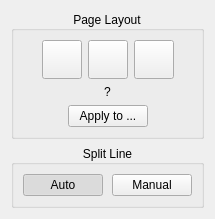
First picture: the form in src/core/filters/page_split/OptionsWidget.ui, repository karnigen/scantailor-advanced, before the edit.
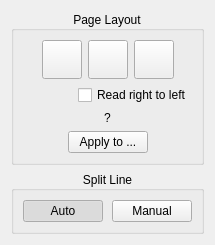
Second picture: the form after the edit. Icons and pictures are not drawn. Custom widgets are drawn as their Qt base class.

Patch:
```diff
--- a/src/core/filters/page_split/OptionsWidget.ui
+++ b/src/core/filters/page_split/OptionsWidget.ui
@@ -137,6 +137,19 @@
         </item>
        </layout>
       </item>
+      <item alignment="Qt::AlignRight">
+       <widget class="QCheckBox" name="rightToLeftOrderCB">
+        <property name="text">
+         <string>Read right to left</string>
+        </property>
+        <property name="toolTip">
+         <string>Reverse the page order for this two-page scan.</string>
+        </property>
+        <property name="visible">
+         <bool>false</bool>
+        </property>
+       </widget>
+      </item>
       <item>
        <widget class="QLabel" name="scopeLabel">
         <property name="text">
```
